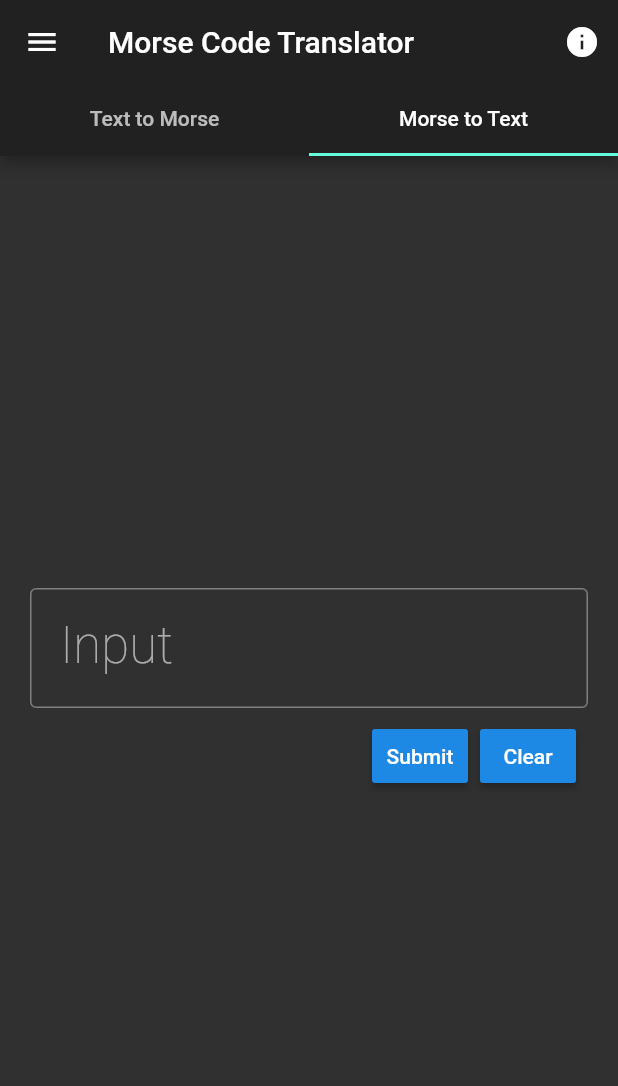
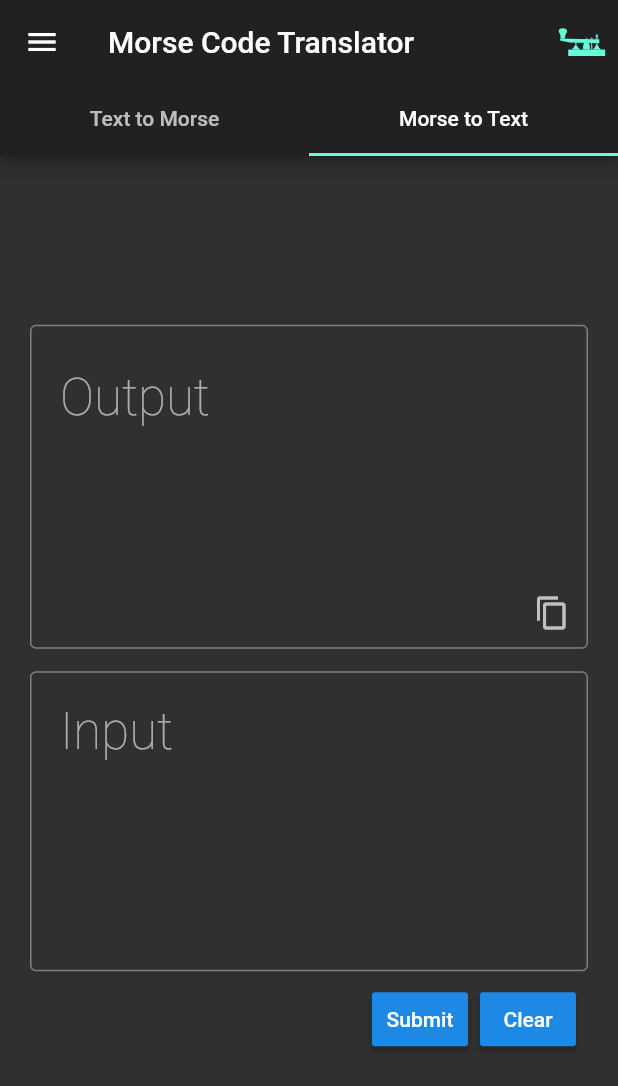
Before and after one commit to Jack-Vaughn/morse_code_translation, a Flutter app: the screen it shows after launch, tab 2 chosen, after a tap on "Clear", on a phone screen of 412 x 824 dp. Shown: the top 1086 px of the screen. Run offline on Flutter 3.47's test engine with Material 2 defaults, Android fonts, the light colour scheme and no system bars; our stand-ins replace flutter_svg; missing offline and left inert: flashlight, morse.

Commit message:
•Legend.svg - New legend image that accepts Theme class for color input, used for legend under icon •Morse.svg - New icon that accepts Theme class for color input, used for legend icon within appbar •LegendButton.dart - Incorporated new svg files •pubspec.yaml - Incorporated new svg files •MainDrawer - Modified themes to allow for readability of the new svgs •MorseToTextTab.dart - Added textfield and copy icon for output, reformatted pre-existing textfield for input to match •TextToMorse.dart - Added textfield and copy icon for output, reformatted pre-existing textfield for input to match

```diff
--- a/lib/LegendButton.dart
+++ b/lib/LegendButton.dart
@@ -30,15 +30,18 @@ class _DeckViewState extends State<LegendButton> {
               insetPadding: EdgeInsets.all(10),
               content: new SvgPicture.asset(
                 'assets/images/legend.svg',
-                height: 100.0,
-                width: 100.0,
+                height: 600.0,
+                width: 120.0,
                 color: Theme.of(context).primaryColor,
               ),
             );
           },
         );
       },
-      icon: Icon(Icons.info),
+      icon: new SvgPicture.asset(
+        'assets/images/morse.svg',
+        color: Theme.of(context).accentColor
+      ),
     );
   }
 }
--- a/lib/MorseToTextTab.dart
+++ b/lib/MorseToTextTab.dart
@@ -11,6 +11,7 @@
 // Status: Development
 
 import 'package:flutter/material.dart';
+import 'package:flutter/services.dart';
 import 'package:morse/morse.dart';
 
 class MorseToTextTab extends StatefulWidget {
@@ -20,16 +21,18 @@ class MorseToTextTab extends StatefulWidget {
 
 class _DeckViewState extends State<MorseToTextTab> {
   // DECLARE VARIABLES HERE
-  final txtController = TextEditingController();
+  final txtInputControl = TextEditingController();
+  final txtOutputControl = TextEditingController();
   final Morse morse = new Morse();
 
   void clearTextInput() {
-    txtController.clear();
+    txtInputControl.clear();
+    txtOutputControl.clear();
   } //end clearTextInput
 
   void translate() {
     setState(() {
-      txtController.text = morse.decode(txtController.text);
+      txtOutputControl.text = morse.decode(txtInputControl.text);
     });
   }
 
@@ -49,12 +52,40 @@ class _DeckViewState extends State<MorseToTextTab> {
                   mainAxisAlignment: MainAxisAlignment.center,
                   children: <Widget>[
                     TextField(
+                      readOnly: true,
+                      minLines: 4,
+                      maxLines: 4,
+                      controller: txtOutputControl,
                       decoration: InputDecoration(
                         border: OutlineInputBorder(),
-                        labelText: 'Input',
+                        hintText: 'Output',
+                        contentPadding: const EdgeInsets.all(20.0),
+                        suffixIcon: IconButton(
+                          icon : Icon(Icons.copy),
+                          padding: EdgeInsets.fromLTRB(0, 180, 0, 12),
+                          onPressed: () => {
+                            Clipboard.setData(
+                              ClipboardData(text: txtOutputControl.text)
+                            )
+                          },
+                        )
+                      ),
+                      style: new TextStyle(
+                          fontSize: 34.0,
+                          color: const Color(0xFF808080),
+                          fontWeight: FontWeight.w200,
+                          fontFamily: "Roboto"),
+                    ),
+                    SizedBox(height: 15),
+                    TextField(
+                      minLines: 4,
+                      maxLines: 4,
+                      decoration: InputDecoration(
+                        border: OutlineInputBorder(),
+                        hintText: 'Input',
                         contentPadding: const EdgeInsets.all(20.0),
                       ),
-                      controller: txtController,
+                      controller: txtInputControl,
                       style: new TextStyle(
                           fontSize: 34.0,
                           color: const Color(0xFF808080),
--- a/lib/TextToMorseTab.dart
+++ b/lib/TextToMorseTab.dart
@@ -21,7 +21,8 @@ class TextToMorseTab extends StatefulWidget {
 
 class _DeckViewState extends State<TextToMorseTab> {
   // DECLARE VARIABLES HERE
-  final txtField = TextEditingController();
+  final txtInputControl = TextEditingController();
+  final txtOutputControl = TextEditingController();
   final Morse morse = new Morse();
   bool submitted = false;
 
@@ -29,14 +30,15 @@ class _DeckViewState extends State<TextToMorseTab> {
     setState(() {
       submitted = false;
     });
-    txtField.clear();
+    txtInputControl.clear();
+    txtOutputControl.clear();
   } //end clearTextInput
 
   void translate() {
     setState(() {
       submitted = true;
     });
-    txtField.text = morse.encode(txtField.text);
+    txtOutputControl.text = morse.encode(txtInputControl.text);
   }
 
   @override
@@ -55,12 +57,38 @@ class _DeckViewState extends State<TextToMorseTab> {
               mainAxisAlignment: MainAxisAlignment.center,
               children: <Widget>[
                 TextField(
+                  readOnly: true,
+                  minLines: 4,
+                  maxLines: 4,
+                  controller: txtOutputControl,
+                  decoration: InputDecoration(
+                      border: OutlineInputBorder(),
+                      hintText: 'Output',
+                      contentPadding: const EdgeInsets.all(20.0),
+                      suffixIcon: IconButton(
+                        icon : Icon(Icons.copy),
+                        padding: EdgeInsets.fromLTRB(0, 180, 0, 12),
+                        onPressed: () => {
+
+                        },
+                      )
+                  ),
+                  style: new TextStyle(
+                      fontSize: 34.0,
+                      color: const Color(0xFF808080),
+                      fontWeight: FontWeight.w200,
+                      fontFamily: "Roboto"),
+                ),
+                SizedBox(height: 15),
+                TextField(
+                  minLines: 4,
+                  maxLines: 4,
                   decoration: InputDecoration(
                     border: OutlineInputBorder(),
-                    labelText: 'Input',
+                    hintText: 'Input',
                     contentPadding: const EdgeInsets.all(20.0),
                   ),
-                  controller: txtField,
+                  controller: txtInputControl,
                   style: new TextStyle(
                       fontSize: 34.0,
                       color: const Color(0xFF808080),
@@ -69,6 +97,12 @@ class _DeckViewState extends State<TextToMorseTab> {
                 ),
                 ButtonBar(
                   children: <Widget>[
+                    IconButton(
+                      icon: Icon(Icons.lightbulb),
+                      onPressed: !submitted
+                          ? null
+                          : () => {MorseLight.flash(txtInputControl.text)},
+                    ),
                     RaisedButton(
                       child: Text("Submit"),
                       onPressed: () => {translate()},
@@ -79,12 +113,7 @@ class _DeckViewState extends State<TextToMorseTab> {
                       onPressed: () => {clearTextInput()},
                       padding: EdgeInsets.all(2.0),
                     ),
-                    IconButton(
-                      icon: Icon(Icons.lightbulb),
-                      onPressed: !submitted
-                          ? null
-                          : () => {MorseLight.flash(txtField.text)},
-                    ),
+
                   ],
                 )
               ],
--- a/pubspec.yaml
+++ b/pubspec.yaml
@@ -45,6 +45,7 @@ flutter:
   assets:
     - assets/images/morse_legend.png
     - assets/images/legend.svg
+    - assets/images/morse.svg
 
   # The following line ensures that the Material Icons font is
   # included with your application, so that you can use the icons in
```
Also changed, not shown: lib/MainDrawer.dart (+20 -25 lines), assets/images/legend.svg, assets/images/morse.svg (added).
